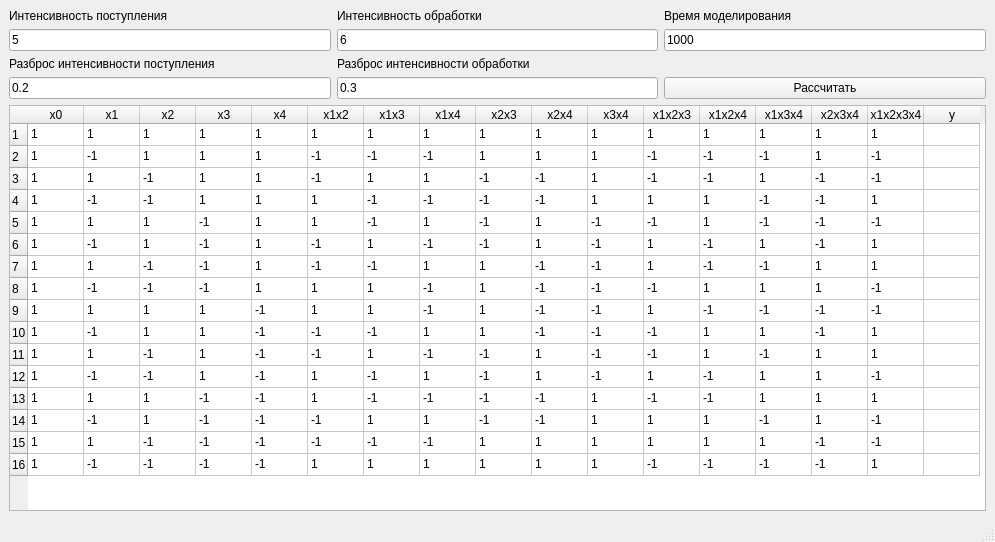
The window that lab2/lab2.ui (OverldAndrey/8sem_experiment_planning) describes before a commit, drawn with Qt 5.
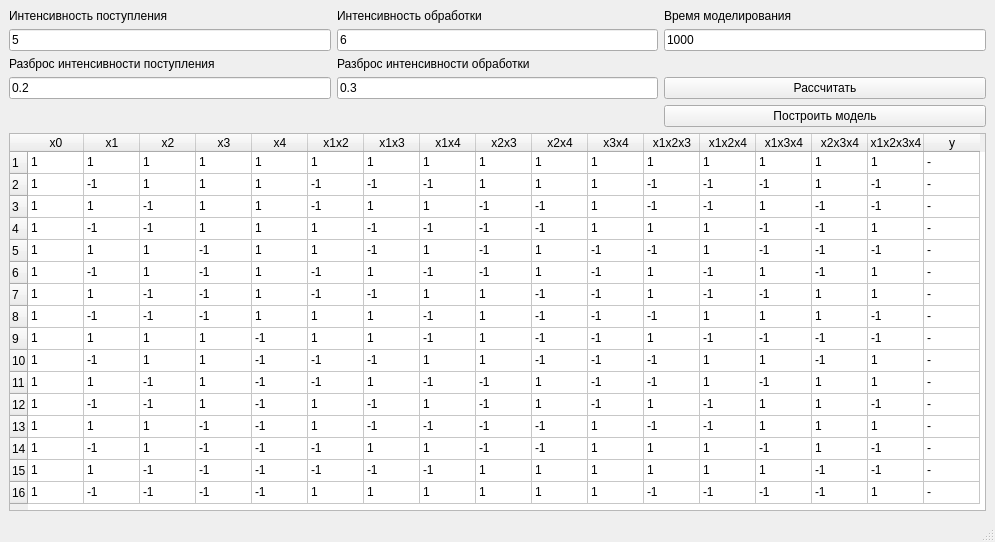
The same window after the commit.

Commit message: parse matrix

The edit to the form file:
```diff
--- a/lab2/lab2.ui
+++ b/lab2/lab2.ui
@@ -94,6 +94,13 @@
         </property>
        </widget>
       </item>
+      <item row="4" column="2">
+       <widget class="QPushButton" name="calculateModelButton">
+        <property name="text">
+         <string>Построить модель</string>
+        </property>
+       </widget>
+      </item>
      </layout>
     </item>
     <item row="1" column="0">
@@ -364,6 +371,11 @@
         <string>1</string>
        </property>
       </item>
+      <item row="0" column="16">
+       <property name="text">
+        <string>-</string>
+       </property>
+      </item>
       <item row="1" column="0">
        <property name="text">
         <string>1</string>
@@ -444,6 +456,11 @@
         <string>-1</string>
        </property>
       </item>
+      <item row="1" column="16">
+       <property name="text">
+        <string>-</string>
+       </property>
+      </item>
       <item row="2" column="0">
        <property name="text">
         <string>1</string>
@@ -524,6 +541,11 @@
         <string>-1</string>
        </property>
       </item>
+      <item row="2" column="16">
+       <property name="text">
+        <string>-</string>
+       </property>
+      </item>
       <item row="3" column="0">
        <property name="text">
         <string>1</string>
@@ -604,6 +626,11 @@
         <string>1</string>
        </property>
       </item>
+      <item row="3" column="16">
+       <property name="text">
+        <string>-</string>
+       </property>
+      </item>
       <item row="4" column="0">
        <property name="text">
         <string>1</string>
@@ -684,6 +711,11 @@
         <string>-1</string>
        </property>
       </item>
+      <item row="4" column="16">
+       <property name="text">
+        <string>-</string>
+       </property>
+      </item>
       <item row="5" column="0">
        <property name="text">
         <string>1</string>
@@ -764,6 +796,11 @@
         <string>1</string>
        </property>
       </item>
+      <item row="5" column="16">
+       <property name="text">
+        <string>-</string>
+       </property>
+      </item>
       <item row="6" column="0">
        <property name="text">
         <string>1</string>
@@ -844,6 +881,11 @@
         <string>1</string>
        </property>
       </item>
+      <item row="6" column="16">
+       <property name="text">
+        <string>-</string>
+       </property>
+      </item>
       <item row="7" column="0">
        <property name="text">
         <string>1</string>
@@ -924,6 +966,11 @@
         <string>-1</string>
        </property>
       </item>
+      <item row="7" column="16">
+       <property name="text">
+        <string>-</string>
+       </property>
+      </item>
       <item row="8" column="0">
        <property name="text">
         <string>1</string>
@@ -1004,6 +1051,11 @@
         <string>-1</string>
        </property>
       </item>
+      <item row="8" column="16">
+       <property name="text">
+        <string>-</string>
+       </property>
+      </item>
       <item row="9" column="0">
        <property name="text">
         <string>1</string>
@@ -1084,6 +1136,11 @@
         <string>1</string>
        </property>
       </item>
+      <item row="9" column="16">
+       <property name="text">
+        <string>-</string>
+       </property>
+      </item>
       <item row="10" column="0">
        <property name="text">
         <string>1</string>
@@ -1164,6 +1221,11 @@
         <string>1</string>
        </property>
       </item>
+      <item row="10" column="16">
+       <property name="text">
+        <string>-</string>
+       </property>
+      </item>
       <item row="11" column="0">
        <property name="text">
         <string>1</string>
@@ -1244,6 +1306,11 @@
         <string>-1</string>
        </property>
       </item>
+      <item row="11" column="16">
+       <property name="text">
+        <string>-</string>
+       </property>
+      </item>
       <item row="12" column="0">
        <property name="text">
         <string>1</string>
@@ -1324,6 +1391,11 @@
         <string>1</string>
        </property>
       </item>
+      <item row="12" column="16">
+       <property name="text">
+        <string>-</string>
+       </property>
+      </item>
       <item row="13" column="0">
        <property name="text">
         <string>1</string>
@@ -1404,6 +1476,11 @@
         <string>-1</string>
        </property>
       </item>
+      <item row="13" column="16">
+       <property name="text">
+        <string>-</string>
+       </property>
+      </item>
       <item row="14" column="0">
        <property name="text">
         <string>1</string>
@@ -1484,6 +1561,11 @@
         <string>-1</string>
        </property>
       </item>
+      <item row="14" column="16">
+       <property name="text">
+        <string>-</string>
+       </property>
+      </item>
       <item row="15" column="0">
        <property name="text">
         <string>1</string>
@@ -1564,6 +1646,11 @@
         <string>1</string>
        </property>
       </item>
+      <item row="15" column="16">
+       <property name="text">
+        <string>-</string>
+       </property>
+      </item>
      </widget>
     </item>
    </layout>
```
Left out of the diff: 22 changed lines with no effect on the pictures. The commit also changes 1 other file.
